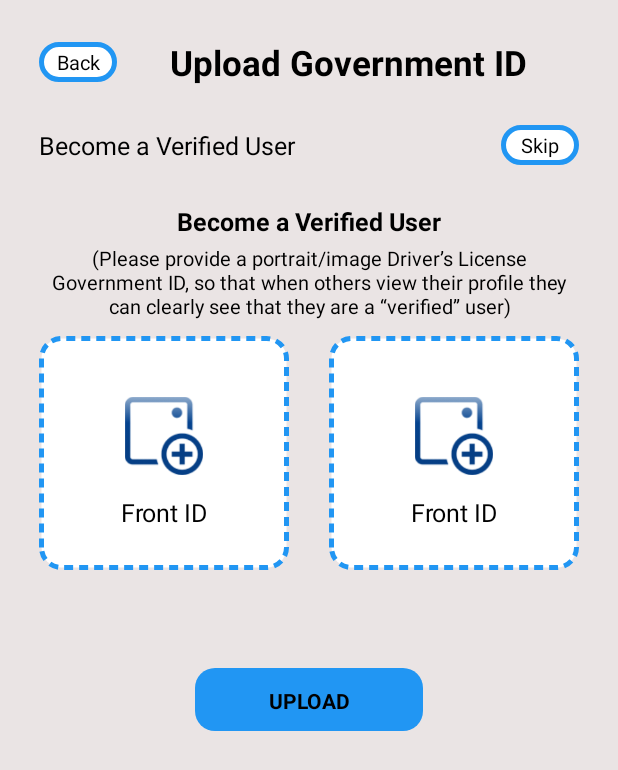
After one commit to mohdzeeshan1819/DYEY, an Android app: the UploadID screen opened directly, with no data from a screen before it, on a phone screen of 412 x 824 dp. The commit adds this screen. Shown: the top 770 px of the screen. Run offline under Robolectric (Android 15) with nearby library versions, the phone set to English and light mode, and no system bars; our stand-ins replace data binding, sdp/ssp sizes.

Commit message:
validation done

```diff
--- a/app/src/main/AndroidManifest.xml
+++ b/app/src/main/AndroidManifest.xml
@@ -12,6 +12,9 @@
         android:supportsRtl="true"
         android:theme="@style/Theme.DYEY"
         tools:targetApi="31">
+        <activity
+            android:name=".loginFolder.UploadID"
+            android:exported="false" />
         <activity
             android:name=".loginFolder.SignUpActivity"
             android:exported="false" />
--- a/app/src/main/java/com/example/dyey/loginFolder/IntroductionActivity.kt
+++ b/app/src/main/java/com/example/dyey/loginFolder/IntroductionActivity.kt
@@ -1,5 +1,6 @@
 package com.example.dyey.loginFolder
 
+import android.content.Intent
 import android.os.Bundle
 import androidx.appcompat.app.AppCompatActivity
 import androidx.fragment.app.Fragment
@@ -31,10 +32,20 @@ class IntroductionActivity : AppCompatActivity() {
     }
 
     fun onNextButtonClick() {
-        val currentItem =  binding.viewPager.currentItem
-        if (currentItem <  binding.viewPager.adapter?.count ?: 0 - 1) {
-            binding.viewPager.setCurrentItem(currentItem + 1, true)
+        try{
+            val currentItem =  binding.viewPager.currentItem
+            if (currentItem < (binding.viewPager.adapter?.count ?: (0 - 1))) {
+                binding.viewPager.setCurrentItem(currentItem + 1, true)
+            }
+            else{
+                val intent = Intent(this, SignUpActivity::class.java)
+                startActivity(intent)
+                finish()
+            }
+        } catch (e:Exception){
+
         }
+
     }
 }
 
--- a/app/src/main/java/com/example/dyey/loginFolder/SignUpActivity.kt
+++ b/app/src/main/java/com/example/dyey/loginFolder/SignUpActivity.kt
@@ -1,12 +1,67 @@
 package com.example.dyey.loginFolder
 
+import android.content.Intent
 import androidx.appcompat.app.AppCompatActivity
 import android.os.Bundle
+import android.widget.Toast
 import com.example.dyey.R
+import com.example.dyey.databinding.ActivitySignUpBinding
 
 class SignUpActivity : AppCompatActivity() {
+    private lateinit var binding :ActivitySignUpBinding
+    var first_name=""
+    var last_name=""
+    var gender=""
+    var dob=""
+    var education=""
+    var height=""
+    var profession=""
+    var fav_food=""
+    var about=""
+
     override fun onCreate(savedInstanceState: Bundle?) {
         super.onCreate(savedInstanceState)
-        setContentView(R.layout.activity_sign_up)
+        binding = ActivitySignUpBinding.inflate(layoutInflater)
+        setContentView(binding.root)
+        binding.back.setOnClickListener {
+            startActivity(Intent(this,IntroductionActivity::class.java))
+        }
+        binding.login.setOnClickListener {
+            validation()
+        }
+    }
+
+
+    private fun validation(){
+        first_name = binding.fName.text.trim().toString()
+        last_name = binding.lastName.text.trim().toString()
+        gender = binding.gender.text.trim().toString()
+        dob = binding.dob.text.trim().toString()
+        education = binding.education.text.trim().toString()
+        height = binding.height.text.trim().toString()
+        profession = binding.profession.text.trim().toString()
+        fav_food = binding.food.text.trim().toString()
+        about = binding.aboutme.text.trim().toString()
+        if(first_name.length<=3){
+            Toast.makeText(this, "Please enter a valid first name", Toast.LENGTH_SHORT).show()
+        } else if(last_name.length<=3){
+            Toast.makeText(this, "Please enter a valid last name", Toast.LENGTH_SHORT).show()
+        }else if(gender.length<=3){
+            Toast.makeText(this, "Please enter a Male or Female with same writing", Toast.LENGTH_SHORT).show()
+        } else if(dob.length<=8){
+            Toast.makeText(this, "Please enter correct DOB", Toast.LENGTH_SHORT).show()
+        }else if(education.length<=2){
+            Toast.makeText(this, "Please enter correct education", Toast.LENGTH_SHORT).show()
+        } else if(height<="2"){
+            Toast.makeText(this, "Please enter correct height", Toast.LENGTH_SHORT).show()
+        }else if(profession.length<=2){
+            Toast.makeText(this, "Please enter correct profession", Toast.LENGTH_SHORT).show()
+        }else if(fav_food.length<=2){
+            Toast.makeText(this, "Please enter valid food name", Toast.LENGTH_SHORT).show()
+        } else{
+            startActivity(Intent(this,UploadID::class.java))
+            finish()
+        }
+
     }
 }
--- /dev/null
+++ b/app/src/main/java/com/example/dyey/loginFolder/UploadID.kt
@@ -0,0 +1,12 @@
+package com.example.dyey.loginFolder
+
+import androidx.appcompat.app.AppCompatActivity
+import android.os.Bundle
+import com.example.dyey.R
+
+class UploadID : AppCompatActivity() {
+    override fun onCreate(savedInstanceState: Bundle?) {
+        super.onCreate(savedInstanceState)
+        setContentView(R.layout.activity_upload_id)
+    }
+}
--- a/app/src/main/res/layout/activity_sign_up.xml
+++ b/app/src/main/res/layout/activity_sign_up.xml
@@ -32,6 +32,7 @@
                 android:gravity="center">
 
                 <TextView
+                    android:id="@+id/back"
                     android:layout_width="@dimen/_80sdp"
                     android:layout_height="wrap_content"
                     android:text="Back"
@@ -63,7 +64,7 @@
                     android:gravity="center">
 
                 <ImageView
-
+                    android:id="@+id/image"
                     android:layout_width="@dimen/_50sdp"
                     android:layout_height="@dimen/_50sdp"
                     android:src="@drawable/ic_add_pic"
@@ -80,26 +81,18 @@
                     android:textStyle="bold"
                     android:layout_gravity="center"
                     android:textColor="@color/black"
-                    android:layout_marginTop="@dimen/_20sdp"
+                    android:layout_marginTop="@dimen/_10sdp"
                     android:gravity="center" />
 
 
 
-                <TextView
-                    android:layout_width="match_parent"
-                    android:layout_height="wrap_content"
-                    android:text="Name"
-                    android:maxLines="1"
-                    android:textColor="@color/black"
-                    android:layout_marginTop="@dimen/_20sdp"
-                    android:textSize="@dimen/_10sdp" />
 
                 <LinearLayout
                     android:layout_width="match_parent"
                     android:layout_height="@dimen/_33sdp"
                     android:orientation="horizontal"
                     android:padding="@dimen/_5sdp"
-                    android:layout_marginTop="@dimen/_5sdp"
+                    android:layout_marginTop="@dimen/_15sdp"
                     >
 
                     <ImageView
@@ -111,7 +104,7 @@
                         />
 
                     <EditText
-                        android:id="@+id/name"
+                        android:id="@+id/fName"
                         android:layout_width="match_parent"
                         android:layout_height="match_parent"
                         android:hint="Enter your first name"
--- /dev/null
+++ b/app/src/main/res/layout/activity_upload_id.xml
@@ -0,0 +1,215 @@
+<?xml version="1.0" encoding="utf-8"?>
+<layout xmlns:android="http://schemas.android.com/apk/res/android"
+    xmlns:app="http://schemas.android.com/apk/res-auto"
+    xmlns:tools="http://schemas.android.com/tools">
+
+    <data>
+
+    </data>
+
+    <LinearLayout
+        android:layout_width="match_parent"
+        android:layout_height="match_parent"
+        android:orientation="vertical">
+    <ScrollView
+        android:layout_width="match_parent"
+        android:layout_height="match_parent"
+        android:fillViewport="true"
+        >
+    <LinearLayout
+        android:layout_width="match_parent"
+        android:layout_height="wrap_content"
+        android:padding="@dimen/_20sdp"
+        android:background="#EAE4E4"
+        android:orientation="vertical">
+    <LinearLayout
+        android:layout_width="match_parent"
+        android:layout_height="wrap_content"
+        android:layout_gravity="center"
+        android:orientation="horizontal"
+        android:weightSum="2"
+        android:paddingBottom="@dimen/_5sdp"
+        android:gravity="center">
+
+        <TextView
+            android:id="@+id/back"
+            android:layout_width="@dimen/_80sdp"
+            android:layout_height="wrap_content"
+            android:text="Back"
+            android:textSize="@dimen/_10sdp"
+            android:maxLines="1"
+            android:layout_weight="1"
+            android:padding="@dimen/_3sdp"
+            android:background="@drawable/unselected_btn"
+            android:layout_gravity="center"
+            android:textColor="@color/black"
+            android:gravity="center" />
+        <TextView
+            android:layout_width="match_parent"
+            android:layout_height="wrap_content"
+            android:text="Upload Government ID"
+            android:layout_weight="1"
+            android:textSize="@dimen/_18sdp"
+            android:maxLines="1"
+            android:textStyle="bold"
+            android:layout_gravity="center"
+            android:textColor="@color/black"
+            android:gravity="center" />
+    </LinearLayout>
+        <LinearLayout
+            android:layout_width="match_parent"
+            android:layout_height="wrap_content"
+            android:layout_gravity="center"
+            android:orientation="horizontal"
+            android:weightSum="2"
+            android:layout_marginTop="@dimen/_15sdp"
+            android:paddingBottom="@dimen/_5sdp"
+            android:gravity="center">
+            <TextView
+                android:layout_width="match_parent"
+                android:layout_height="wrap_content"
+                android:text="Become a Verified User"
+                android:layout_weight="1"
+                android:textSize="@dimen/_13sdp"
+                android:maxLines="1"
+                android:layout_gravity="center"
+                android:textColor="@color/black"
+                android:gravity="start" />
+
+            <TextView
+                android:id="@+id/skip"
+                android:layout_width="@dimen/_80sdp"
+                android:layout_height="wrap_content"
+                android:text="Skip"
+                android:textSize="@dimen/_10sdp"
+                android:maxLines="1"
+                android:layout_weight="1"
+                android:padding="@dimen/_3sdp"
+                android:background="@drawable/unselected_btn"
+                android:layout_gravity="center"
+                android:textColor="@color/black"
+                android:gravity="center" />
+
+        </LinearLayout>
+
+        <LinearLayout
+            android:layout_width="match_parent"
+            android:layout_height="wrap_content"
+            android:layout_gravity="center"
+            android:orientation="vertical"
+            android:layout_marginTop="@dimen/_15sdp"
+            android:paddingBottom="@dimen/_5sdp"
+            android:gravity="center">
+            <TextView
+                android:layout_width="match_parent"
+                android:layout_height="wrap_content"
+                android:text="Become a Verified User"
+                android:layout_weight="1"
+                android:textSize="@dimen/_13sdp"
+                android:layout_gravity="center"
+                android:textStyle="bold"
+                android:textColor="@color/black"
+                android:gravity="center" />
+
+            <TextView
+                android:id="@+id/text"
+                android:layout_width="match_parent"
+                android:layout_height="wrap_content"
+                android:text="(Please provide a portrait/image Driver’s License Government ID, so that when others view their profile they can clearly see that they are a “verified” user)"
+                android:textSize="@dimen/_10sdp"
+                android:layout_weight="1"
+                android:padding="@dimen/_3sdp"
+                android:layout_gravity="center"
+                android:textColor="@color/black"
+                android:gravity="center" />
+
+        </LinearLayout>
+
+
+        <LinearLayout
+            android:layout_width="match_parent"
+            android:layout_height="@dimen/_120sdp"
+            android:layout_gravity="center"
+            android:weightSum="2"
+            android:orientation="horizontal"
+            android:gravity="center">
+
+        <LinearLayout
+        android:layout_width="match_parent"
+        android:layout_height="@dimen/_120sdp"
+        android:layout_gravity="center"
+            android:layout_weight="1"
+        android:background="@drawable/doted_corner"
+            android:layout_marginEnd="@dimen/_10sdp"
+            android:orientation="vertical"
+        android:gravity="center">
+
+        <ImageView
+            android:id="@+id/image"
+            android:layout_width="@dimen/_40sdp"
+            android:layout_height="@dimen/_40sdp"
+            android:src="@drawable/ic_add_pic"
+            android:layout_margin="@dimen/_10sdp"
+            android:layout_gravity="center" />
+
+            <TextView
+                android:layout_width="match_parent"
+                android:layout_height="wrap_content"
+                android:text="Front ID"
+                android:textSize="@dimen/_13sdp"
+                android:layout_gravity="center"
+                android:textColor="@color/black"
+                android:gravity="center" />
+
+
+    </LinearLayout>
+            <LinearLayout
+                android:layout_width="match_parent"
+                android:layout_height="@dimen/_120sdp"
+                android:layout_gravity="center"
+                android:layout_weight="1"
+                android:orientation="vertical"
+                android:layout_marginStart="@dimen/_10sdp"
+                android:background="@drawable/doted_corner"
+                android:gravity="center">
+
+                <ImageView
+                    android:id="@+id/image2"
+                    android:layout_width="@dimen/_40sdp"
+                    android:layout_height="@dimen/_40sdp"
+                    android:src="@drawable/ic_add_pic"
+                    android:layout_margin="@dimen/_10sdp"
+                    android:layout_gravity="center" />
+                <TextView
+                    android:layout_width="match_parent"
+                    android:layout_height="wrap_content"
+                    android:text="Front ID"
+                    android:textSize="@dimen/_13sdp"
+                    android:layout_gravity="center"
+                    android:textColor="@color/black"
+                    android:gravity="center" />
+            </LinearLayout>
+        </LinearLayout>
+
+        <TextView
+            android:id="@+id/login"
+            android:layout_width="match_parent"
+            android:layout_height="wrap_content"
+            android:text="Upload"
+            android:textSize="@dimen/_11sdp"
+            android:textAllCaps="true"
+            android:background="@drawable/selected_btn"
+            android:maxLines="1"
+            android:layout_marginHorizontal="@dimen/_80sdp"
+            android:layout_marginTop="@dimen/_50sdp"
+            android:textColor="@color/black"
+            android:paddingBottom="@dimen/_8sdp"
+            android:paddingTop="@dimen/_9sdp"
+            android:layout_gravity="center"
+            android:textStyle="bold"
+            android:gravity="center" />
+
+    </LinearLayout>
+    </ScrollView>
+    </LinearLayout>
+</layout>
```
